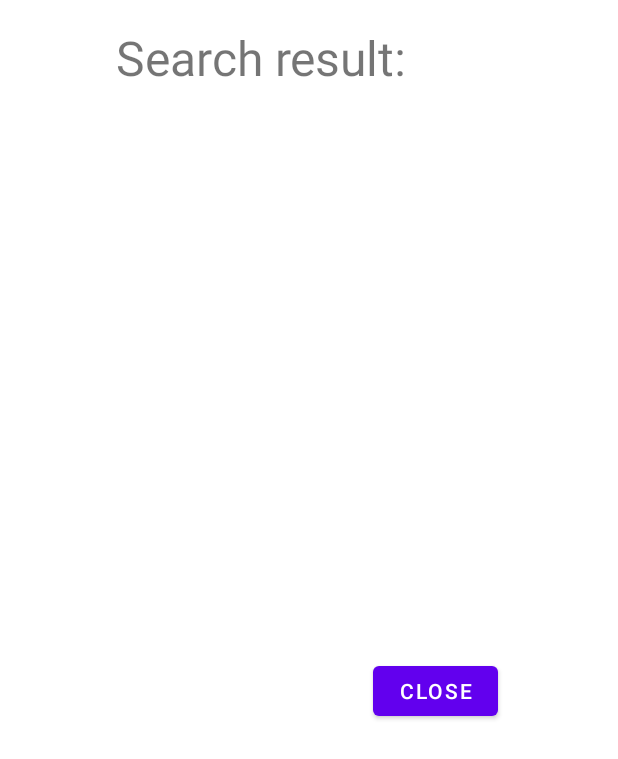
After one commit to cmdrpug/CS410P_Advanced_Java, an Android app: the layout search_dialog.xml on its own in the app's theme, with its tools: preview values and no code run, on a phone screen of 412 x 824 dp. The commit adds this screen. Shown: the top 759 px of the screen. Run offline under Robolectric (Android 15) with nearby library versions, the phone set to English and light mode, and no system bars.

Commit message:
search implemented. All that's left is persistent memory I think

```diff
--- a/airline-android/app/src/main/java/edu/pdx/cs410J/log9/PrettyPrinter.java
+++ b/airline-android/app/src/main/java/edu/pdx/cs410J/log9/PrettyPrinter.java
@@ -33,7 +33,7 @@ public class PrettyPrinter {
 
       AtomicInteger count = new AtomicInteger(1);
 
-      pw.println("The airline, " + airline.getName() + ", on server contains " + airline.getFlights().size() + " flights");
+      pw.println("The airline, " + airline.getName() + ", contains " + airline.getFlights().size() + " flights matching your search");
 
       airline.getFlights().forEach(flight -> {
         String[] depart = flight.getDepartureString().split(" ", 2);
--- /dev/null
+++ b/airline-android/app/src/main/res/layout/search_dialog.xml
@@ -0,0 +1,43 @@
+<?xml version="1.0" encoding="utf-8"?>
+<androidx.constraintlayout.widget.ConstraintLayout xmlns:android="http://schemas.android.com/apk/res/android"
+    android:layout_width="350dp"
+    android:layout_height="500dp"
+    android:screenOrientation="portrait"
+    xmlns:app="http://schemas.android.com/apk/res-auto">
+
+    <TextView
+        android:layout_width="wrap_content"
+        android:layout_height="wrap_content"
+        android:text="Search result:"
+        android:textSize="32sp"
+        app:layout_constraintBottom_toBottomOf="parent"
+        app:layout_constraintEnd_toEndOf="parent"
+        app:layout_constraintHorizontal_bias="0.497"
+        app:layout_constraintStart_toStartOf="parent"
+        app:layout_constraintTop_toTopOf="parent"
+        app:layout_constraintVertical_bias="0.037" />
+
+    <TextView
+        android:id="@+id/result"
+        android:layout_width="325dp"
+        android:layout_height="350dp"
+        android:scrollbars="vertical"
+        app:layout_constraintBottom_toBottomOf="parent"
+        app:layout_constraintEnd_toEndOf="parent"
+        app:layout_constraintHorizontal_bias="0.52"
+        app:layout_constraintStart_toStartOf="parent"
+        app:layout_constraintTop_toTopOf="parent" />
+
+    <Button
+        android:id="@+id/close"
+        android:layout_width="83dp"
+        android:layout_height="45dp"
+        android:text="Close"
+        app:layout_constraintBottom_toBottomOf="parent"
+        app:layout_constraintEnd_toEndOf="parent"
+        app:layout_constraintHorizontal_bias="0.933"
+        app:layout_constraintStart_toStartOf="parent"
+        app:layout_constraintTop_toTopOf="parent"
+        app:layout_constraintVertical_bias="0.964" />
+
+</androidx.constraintlayout.widget.ConstraintLayout>
```
Also changed, not shown: airline-android/app/src/main/java/edu/pdx/cs410J/log9/Project6.java (+28 -6 lines), airline-android/app/src/main/java/edu/pdx/cs410J/log9/SearchActivity.java (+29 -3 lines).
